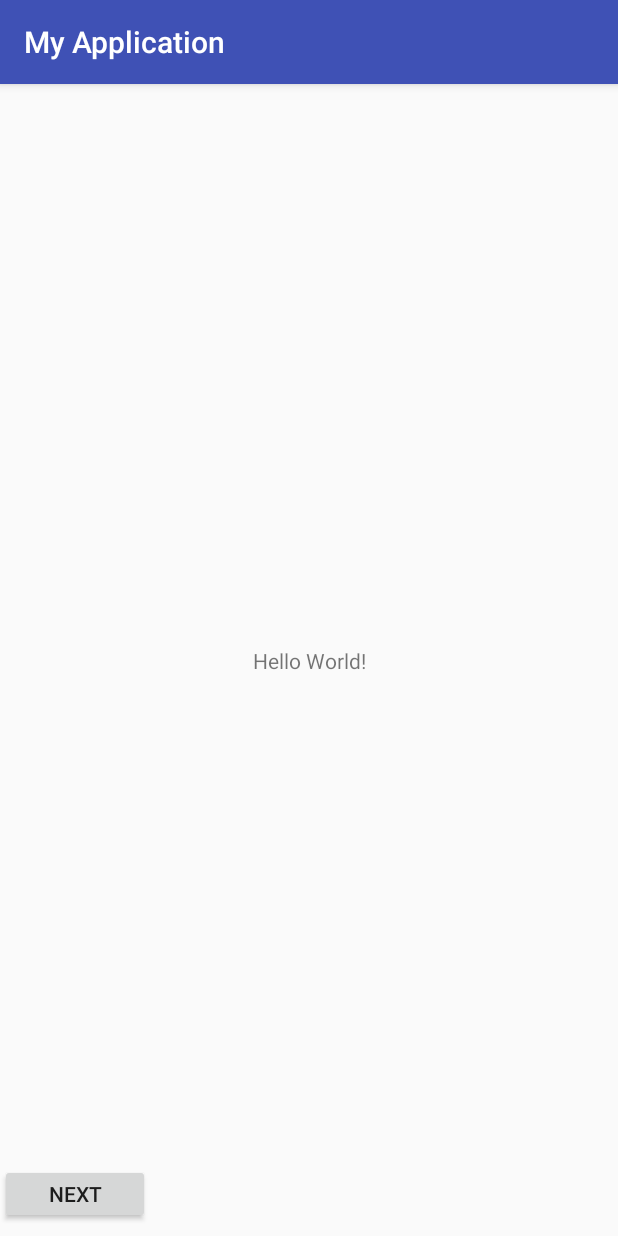
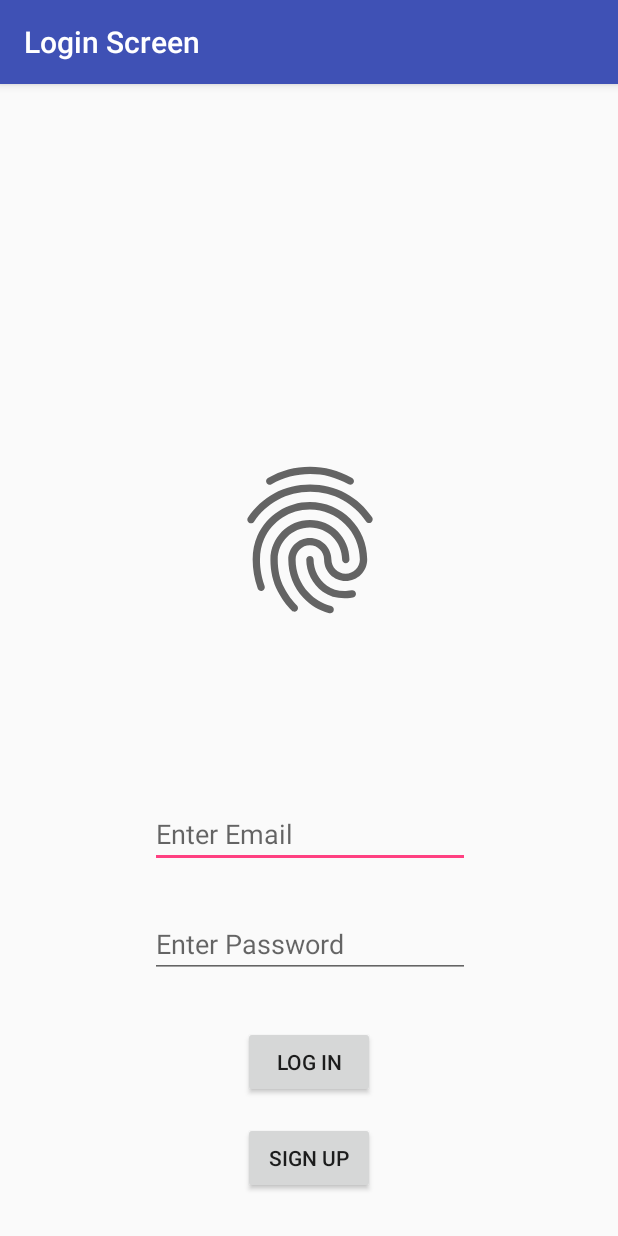
Before and after one commit to simonarocco/simroc, an Android app: the screen it shows after launch (MainActivity), on a phone screen of 412 x 824 dp. Run offline under Robolectric (Android 15) with nearby library versions, the phone set to English and light mode, and no system bars.

Commit message:
App Login

```diff
--- a/app/src/main/AndroidManifest.xml
+++ b/app/src/main/AndroidManifest.xml
@@ -1,6 +1,6 @@
 <?xml version="1.0" encoding="utf-8"?>
 <manifest xmlns:android="http://schemas.android.com/apk/res/android"
-    package="com.example.ankit.myapplication">
+    package="com.example.cesargenatios.loginscreen">
 
     <application
         android:allowBackup="true"
--- a/app/src/main/java/com/example/ankit/myapplication/MainActivity.java
+++ /dev/null
@@ -1,40 +0,0 @@
-package com.example.ankit.myapplication;
-
-import android.content.Intent;
-import android.support.v7.app.AppCompatActivity;
-import android.os.Bundle;
-import android.view.View;
-import android.widget.Button;
-import android.widget.TextView;
-
-public class MainActivity extends AppCompatActivity {
-
-    // Used to load the 'native-lib' library on application startup.
-    static {
-        System.loadLibrary("native-lib");
-    }
-
-    @Override
-    protected void onCreate(Bundle savedInstanceState) {
-        super.onCreate(savedInstanceState);
-        setContentView(R.layout.activity_main);
-
-        // Example of a call to a native method
-        TextView tv = (TextView) findViewById(R.id.sample_text);
-        tv.setText(stringFromJNI());
-        Button button = (Button) findViewById(R.id.button2);
-        button.setOnClickListener(new View.OnClickListener() {
-            @Override
-            public void onClick(View v) {
-                Intent first = new Intent(MainActivity.this,second.class );
-            }
-        });
-    }
-
-
-    /**
-     * A native method that is implemented by the 'native-lib' native library,
-     * which is packaged with this application.
-     */
-    public native String stringFromJNI();
-}
--- a/app/src/main/res/layout/activity_main.xml
+++ b/app/src/main/res/layout/activity_main.xml
@@ -4,24 +4,75 @@
     xmlns:tools="http://schemas.android.com/tools"
     android:layout_width="match_parent"
     android:layout_height="match_parent"
-    tools:context="com.example.ankit.myapplication.MainActivity">
+    tools:context="com.example.cesargenatios.loginscreen.MainActivity">
 
-    <TextView
-        android:id="@+id/sample_text"
+    <EditText
+        android:id="@+id/editText"
         android:layout_width="wrap_content"
         android:layout_height="wrap_content"
-        android:text="Hello World!"
-        app:layout_constraintBottom_toBottomOf="parent"
-        app:layout_constraintLeft_toLeftOf="parent"
-        app:layout_constraintRight_toRightOf="parent"
-        app:layout_constraintTop_toTopOf="parent" />
+        android:layout_marginBottom="28dp"
+        android:layout_marginEnd="8dp"
+        android:layout_marginStart="8dp"
+        android:ems="10"
+        android:hint="Enter Email"
+        android:inputType="textPersonName"
+        app:layout_constraintBottom_toTopOf="@+id/editText2"
+        app:layout_constraintEnd_toEndOf="parent"
+        app:layout_constraintHorizontal_bias="0.503"
+        app:layout_constraintStart_toStartOf="parent" />
+
+    <EditText
+        android:id="@+id/editText2"
+        android:layout_width="wrap_content"
+        android:layout_height="wrap_content"
+        android:layout_marginBottom="32dp"
+        android:layout_marginEnd="8dp"
+        android:layout_marginStart="8dp"
+        android:ems="10"
+        android:hint="Enter Password"
+        android:inputType="textPassword"
+        app:layout_constraintBottom_toTopOf="@+id/button"
+        app:layout_constraintEnd_toEndOf="parent"
+        app:layout_constraintHorizontal_bias="0.503"
+        app:layout_constraintStart_toStartOf="parent" />
+
+    <Button
+        android:id="@+id/button"
+        android:layout_width="wrap_content"
+        android:layout_height="wrap_content"
+        android:layout_marginBottom="16dp"
+        android:layout_marginEnd="8dp"
+        android:layout_marginStart="8dp"
+        android:text="LOG IN"
+        app:layout_constraintBottom_toTopOf="@+id/button2"
+        app:layout_constraintEnd_toEndOf="parent"
+        app:layout_constraintStart_toStartOf="parent" />
 
     <Button
         android:id="@+id/button2"
-        android:layout_width="100dp"
-        android:layout_height="40dp"
+        android:layout_width="wrap_content"
+        android:layout_height="wrap_content"
+        android:layout_marginBottom="28dp"
+        android:layout_marginEnd="8dp"
+        android:layout_marginStart="8dp"
+        android:text="SIGN UP"
+        app:layout_constraintBottom_toBottomOf="parent"
+        app:layout_constraintEnd_toEndOf="parent"
+        app:layout_constraintStart_toStartOf="parent" />
+
+    <ImageView
+        android:id="@+id/imageView"
+        android:layout_width="129dp"
+        android:layout_height="117dp"
         android:layout_marginBottom="8dp"
-        android:text="Next"
-        app:layout_constraintBottom_toBottomOf="parent" />
-
+        android:layout_marginEnd="8dp"
+        android:layout_marginStart="8dp"
+        android:layout_marginTop="8dp"
+        app:layout_constraintBottom_toTopOf="@+id/editText"
+        app:layout_constraintEnd_toEndOf="parent"
+        app:layout_constraintHorizontal_bias="0.502"
+        app:layout_constraintStart_toStartOf="parent"
+        app:layout_constraintTop_toTopOf="parent"
+        app:layout_constraintVertical_bias="0.689"
+        app:srcCompat="?android:attr/fingerprintAuthDrawable" />
 </android.support.constraint.ConstraintLayout>
--- a/app/src/main/res/values/strings.xml
+++ b/app/src/main/res/values/strings.xml
@@ -1,3 +1,3 @@
 <resources>
-    <string name="app_name">My Application</string>
+    <string name="app_name">Login Screen</string>
 </resources>
```
Also changed, not shown: app/build.gradle (+1 -11 lines), app/src/main/java/com/example/ankit/myapplication/second.java (deleted, +0 -20 lines), app/src/main/java/com/example/cesargenatios/loginscreen/MainActivity.java (added, +13 -0 lines), app/src/main/res/layout/first.xml (deleted, +0 -8 lines), gradle/wrapper/gradle-wrapper.properties, 7 other files.
